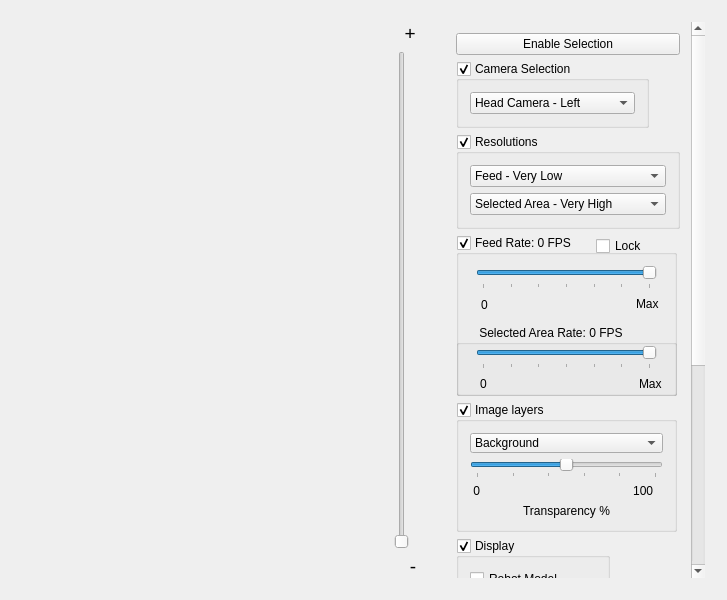
The window that vigir_ocs_camera_viewer_custom/src/ui/camera_viewer_custom_widget.ui (team-vigir/vigir_ocs_common) describes before a commit, drawn with Qt 5.
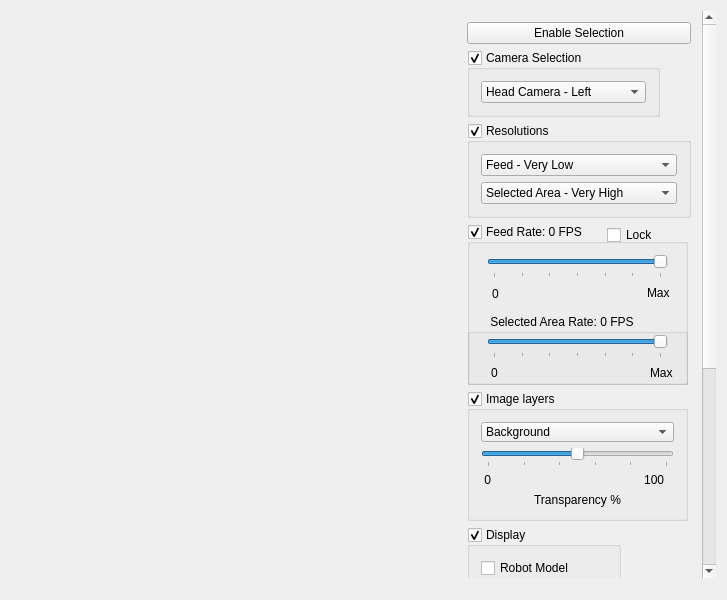
The same window after the commit. Custom widgets are drawn as their Qt base class.

Commit message:
first batch of UI fixes and implementation changes: - added base 3D view   - base class that implements   - connected to all views that use 3d content (main 3d view, map view, camera view) - second part of UI bug fixes based on usability tests
Adding plugins and changes as they are tested and compiled.

The edit to the form file:
```diff
--- a/vigir_ocs_camera_viewer_custom/src/ui/camera_viewer_custom_widget.ui
+++ b/vigir_ocs_camera_viewer_custom/src/ui/camera_viewer_custom_widget.ui
@@ -48,49 +48,6 @@
      </property>
     </widget>
    </item>
-   <item>
-    <widget class="QWidget" name="widget_7" native="true">
-     <layout class="QVBoxLayout" name="verticalLayout_5">
-      <item>
-       <widget class="QLabel" name="label_9">
-        <property name="font">
-         <font>
-          <pointsize>14</pointsize>
-         </font>
-        </property>
-        <property name="text">
-         <string>  +</string>
-        </property>
-       </widget>
-      </item>
-      <item>
-       <widget class="QSlider" name="verticalSlider">
-        <property name="minimum">
-         <number>1</number>
-        </property>
-        <property name="maximum">
-         <number>1000000000</number>
-        </property>
-        <property name="orientation">
-         <enum>Qt::Vertical</enum>
-        </property>
-       </widget>
-      </item>
-      <item>
-       <widget class="QLabel" name="label_10">
-        <property name="font">
-         <font>
-          <pointsize>14</pointsize>
-         </font>
-        </property>
-        <property name="text">
-         <string>   -</string>
-        </property>
-       </widget>
-      </item>
-     </layout>
-    </widget>
-   </item>
    <item>
     <widget class="QWidget" name="widget_6" native="true">
      <property name="minimumSize">
@@ -106,9 +63,21 @@
       </size>
      </property>
      <layout class="QVBoxLayout" name="verticalLayout_4">
+      <property name="spacing">
+       <number>0</number>
+      </property>
       <property name="sizeConstraint">
        <enum>QLayout::SetMinAndMaxSize</enum>
       </property>
+      <property name="leftMargin">
+       <number>0</number>
+      </property>
+      <property name="topMargin">
+       <number>0</number>
+      </property>
+      <property name="rightMargin">
+       <number>0</number>
+      </property>
       <item>
        <widget class="QScrollArea" name="scrollArea">
         <property name="minimumSize">
@@ -142,7 +111,7 @@
          <property name="geometry">
           <rect>
            <x>0</x>
-           <y>0</y>
+           <y>-322</y>
            <width>244</width>
            <height>895</height>
           </rect>
```
Left out of the diff: 20 changed lines with no effect on the pictures. The commit also changes 39 other files.
